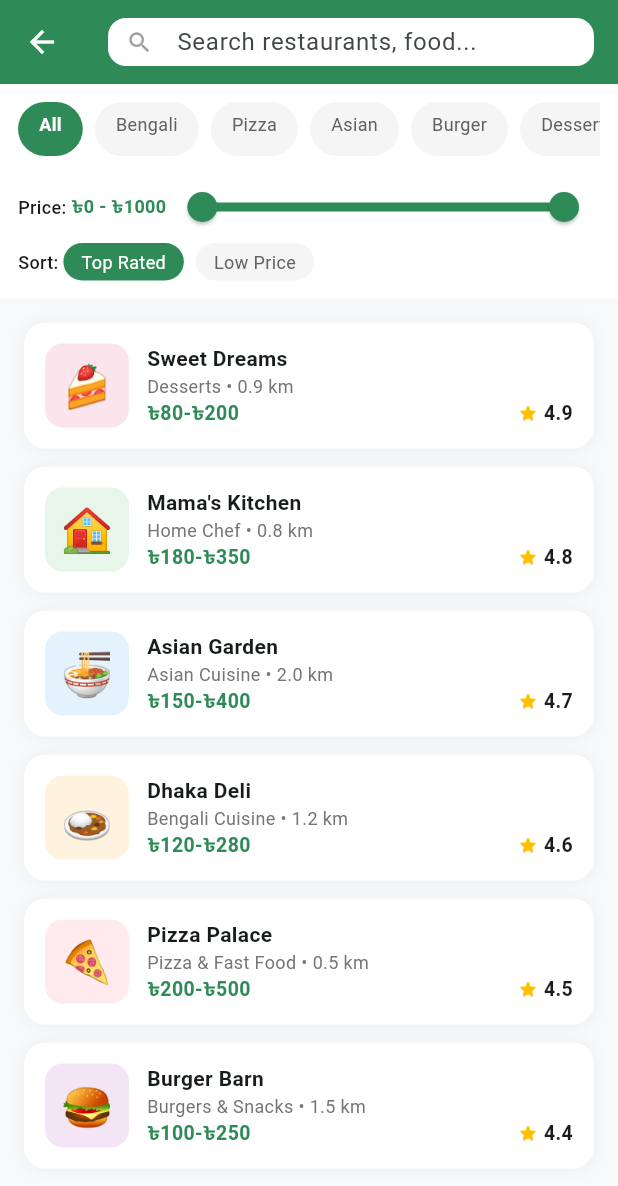
After one commit to msfahim91/localeats, a Flutter app: the SearchScreen screen opened directly, on a phone screen of 412 x 824 dp. The commit adds this screen. Shown: the top 1186 px of the screen. Run offline on Flutter 3.47's test engine with Material 3 defaults, Android fonts, the light colour scheme and no system bars; our stand-ins replace cloud_firestore, firebase_auth, firebase_core, firebase_storage, image_picker, shared_preferences; accounts and stored records are empty.

Commit message:
Add rating system and advanced search

```diff
--- /dev/null
+++ b/localeats/lib/screens/home/search_screen.dart
@@ -0,0 +1,156 @@
+import 'package:flutter/material.dart';
+import 'package:cloud_firestore/cloud_firestore.dart';
+import '../vendor/vendor_profile_screen.dart';
+
+class SearchScreen extends StatefulWidget {
+  const SearchScreen({super.key});
+  @override
+  State<SearchScreen> createState() => _SearchScreenState();
+}
+
+class _SearchScreenState extends State<SearchScreen> {
+  final _searchCtrl = TextEditingController();
+  String _query = '';
+  String _selectedCategory = 'All';
+  RangeValues _priceRange = const RangeValues(0, 1000);
+  String _sortBy = 'rating';
+
+  final List<String> _categories = ['All', 'Bengali', 'Pizza', 'Asian', 'Burger', 'Dessert', 'Fast Food'];
+  final List<Map<String, dynamic>> _demoVendors = [
+    {'id': 'v1', 'name': "Mama's Kitchen", 'type': 'Home Chef', 'distance': '0.8 km', 'rating': 4.8, 'minPrice': 180, 'maxPrice': 350, 'deliveryTime': '15-25', 'category': 'Bengali', 'emoji': '🏠', 'color': 0xFFE8F5E9, 'isDemo': true},
+    {'id': 'v2', 'name': 'Dhaka Deli', 'type': 'Bengali Cuisine', 'distance': '1.2 km', 'rating': 4.6, 'minPrice': 120, 'maxPrice': 280, 'deliveryTime': '20-30', 'category': 'Bengali', 'emoji': '🍛', 'color': 0xFFFFF3E0, 'isDemo': true},
+    {'id': 'v3', 'name': 'Pizza Palace', 'type': 'Pizza & Fast Food', 'distance': '0.5 km', 'rating': 4.5, 'minPrice': 200, 'maxPrice': 500, 'deliveryTime': '15-20', 'category': 'Pizza', 'emoji': '🍕', 'color': 0xFFFFEBEE, 'isDemo': true},
+    {'id': 'v4', 'name': 'Asian Garden', 'type': 'Asian Cuisine', 'distance': '2.0 km', 'rating': 4.7, 'minPrice': 150, 'maxPrice': 400, 'deliveryTime': '25-35', 'category': 'Asian', 'emoji': '🍜', 'color': 0xFFE3F2FD, 'isDemo': true},
+    {'id': 'v5', 'name': 'Burger Barn', 'type': 'Burgers & Snacks', 'distance': '1.5 km', 'rating': 4.4, 'minPrice': 100, 'maxPrice': 250, 'deliveryTime': '15-25', 'category': 'Burger', 'emoji': '🍔', 'color': 0xFFF3E5F5, 'isDemo': true},
+    {'id': 'v6', 'name': 'Sweet Dreams', 'type': 'Desserts', 'distance': '0.9 km', 'rating': 4.9, 'minPrice': 80, 'maxPrice': 200, 'deliveryTime': '10-20', 'category': 'Dessert', 'emoji': '🍰', 'color': 0xFFFCE4EC, 'isDemo': true},
+  ];
+
+  List<Map<String, dynamic>> _filter(List<Map<String, dynamic>> vendors) {
+    var filtered = vendors.where((v) {
+      final matchQuery = _query.isEmpty || v['name'].toString().toLowerCase().contains(_query.toLowerCase());
+      final matchCat = _selectedCategory == 'All' || v['category'] == _selectedCategory;
+      final matchPrice = (v['minPrice'] as int) >= _priceRange.start && (v['maxPrice'] as int) <= _priceRange.end;
+      return matchQuery && matchCat && matchPrice;
+    }).toList();
+
+    filtered.sort((a, b) {
+      if (_sortBy == 'rating') return (b['rating'] as double).compareTo(a['rating'] as double);
+      if (_sortBy == 'price') return (a['minPrice'] as int).compareTo(b['minPrice'] as int);
+      return 0;
+    });
+    return filtered;
+  }
+
+  @override
+  Widget build(BuildContext context) {
+    return Scaffold(
+      backgroundColor: const Color(0xFFF8F9FA),
+      appBar: AppBar(
+        backgroundColor: const Color(0xFF2E8B57), foregroundColor: Colors.white,
+        title: Container(
+          padding: const EdgeInsets.symmetric(horizontal: 12),
+          decoration: BoxDecoration(color: Colors.white, borderRadius: BorderRadius.circular(12)),
+          child: TextField(
+            controller: _searchCtrl,
+            onChanged: (v) => setState(() => _query = v),
+            decoration: const InputDecoration(hintText: 'Search restaurants, food...', border: InputBorder.none, icon: Icon(Icons.search, color: Colors.grey), isDense: true),
+          )),
+        elevation: 0,
+      ),
+      body: Column(children: [
+        // Filters
+        Container(color: Colors.white, padding: const EdgeInsets.all(12), child: Column(children: [
+          // Categories
+          SizedBox(height: 36, child: ListView.builder(
+            scrollDirection: Axis.horizontal,
+            itemCount: _categories.length,
+            itemBuilder: (_, i) {
+              final cat = _categories[i];
+              final selected = cat == _selectedCategory;
+              return GestureDetector(
+                onTap: () => setState(() => _selectedCategory = cat),
+                child: Container(margin: const EdgeInsets.only(right: 8), padding: const EdgeInsets.symmetric(horizontal: 14, vertical: 6),
+                  decoration: BoxDecoration(color: selected ? const Color(0xFF2E8B57) : Colors.grey[100], borderRadius: BorderRadius.circular(20)),
+                  child: Text(cat, style: TextStyle(color: selected ? Colors.white : Colors.grey[700], fontSize: 12, fontWeight: selected ? FontWeight.bold : FontWeight.normal))),
+              );
+            },
+          )),
+          const SizedBox(height: 10),
+          // Price range
+          Row(children: [
+            const Text('Price: ', style: TextStyle(fontSize: 12, fontWeight: FontWeight.w500)),
+            Text('৳${_priceRange.start.toInt()} - ৳${_priceRange.end.toInt()}', style: const TextStyle(fontSize: 12, color: Color(0xFF2E8B57), fontWeight: FontWeight.bold)),
+            Expanded(child: RangeSlider(
+              values: _priceRange,
+              min: 0, max: 1000,
+              activeColor: const Color(0xFF2E8B57),
+              onChanged: (v) => setState(() => _priceRange = v),
+            )),
+          ]),
+          // Sort
+          Row(children: [
+            const Text('Sort: ', style: TextStyle(fontSize: 12, fontWeight: FontWeight.w500)),
+            GestureDetector(onTap: () => setState(() => _sortBy = 'rating'),
+              child: Container(margin: const EdgeInsets.only(right: 8), padding: const EdgeInsets.symmetric(horizontal: 12, vertical: 4),
+                decoration: BoxDecoration(color: _sortBy == 'rating' ? const Color(0xFF2E8B57) : Colors.grey[100], borderRadius: BorderRadius.circular(20)),
+                child: Text('Top Rated', style: TextStyle(color: _sortBy == 'rating' ? Colors.white : Colors.grey[700], fontSize: 12)))),
+            GestureDetector(onTap: () => setState(() => _sortBy = 'price'),
+              child: Container(padding: const EdgeInsets.symmetric(horizontal: 12, vertical: 4),
+                decoration: BoxDecoration(color: _sortBy == 'price' ? const Color(0xFF2E8B57) : Colors.grey[100], borderRadius: BorderRadius.circular(20)),
+                child: Text('Low Price', style: TextStyle(color: _sortBy == 'price' ? Colors.white : Colors.grey[700], fontSize: 12)))),
+          ]),
+        ])),
+
+        // Results
+        Expanded(child: StreamBuilder<QuerySnapshot>(
+          stream: FirebaseFirestore.instance.collection('vendors').where('isActive', isEqualTo: true).where('status', isEqualTo: 'approved').snapshots(),
+          builder: (_, snap) {
+            final realVendors = (snap.data?.docs ?? []).map((doc) {
+              final d = doc.data() as Map<String, dynamic>;
+              return {'id': doc.id, 'name': d['name'] ?? '', 'type': d['category'] ?? '', 'distance': '1.0 km', 'rating': (d['rating'] ?? 0.0).toDouble(), 'minPrice': d['minPrice'] ?? 100, 'maxPrice': d['maxPrice'] ?? 500, 'deliveryTime': d['deliveryTime'] ?? '15-30', 'category': d['category'] ?? 'Bengali', 'emoji': d['emoji'] ?? '🍽️', 'color': d['color'] ?? 0xFFE8F5E9, 'isDemo': false};
+            }).toList();
+
+            final all = _filter([...realVendors, ..._demoVendors]);
+
+            if (all.isEmpty) return Center(child: Column(mainAxisAlignment: MainAxisAlignment.center, children: [
+              const Text('🔍', style: TextStyle(fontSize: 48)),
+              const SizedBox(height: 12),
+              Text('No vendors found', style: TextStyle(color: Colors.grey[600], fontSize: 16)),
+            ]));
+
+            return ListView.builder(
+              padding: const EdgeInsets.all(16),
+              itemCount: all.length,
+              itemBuilder: (_, i) => _VendorCard(vendor: all[i]),
+            );
+          },
+        )),
+      ]),
+    );
+  }
+}
+
+class _VendorCard extends StatelessWidget {
+  final Map<String, dynamic> vendor;
+  const _VendorCard({required this.vendor});
+  @override
+  Widget build(BuildContext context) => GestureDetector(
+    onTap: () => Navigator.push(context, MaterialPageRoute(builder: (_) => VendorProfileScreen(vendor: vendor))),
+    child: Container(margin: const EdgeInsets.only(bottom: 12), padding: const EdgeInsets.all(14),
+      decoration: BoxDecoration(color: Colors.white, borderRadius: BorderRadius.circular(14), boxShadow: [BoxShadow(color: Colors.black.withOpacity(0.05), blurRadius: 8)]),
+      child: Row(children: [
+        Container(width: 56, height: 56, decoration: BoxDecoration(color: Color(vendor['color'] as int), borderRadius: BorderRadius.circular(12)),
+          child: Center(child: Text(vendor['emoji'], style: const TextStyle(fontSize: 28)))),
+        const SizedBox(width: 12),
+        Expanded(child: Column(crossAxisAlignment: CrossAxisAlignment.start, children: [
+          Text(vendor['name'], style: const TextStyle(fontWeight: FontWeight.bold, fontSize: 14)),
+          Text('${vendor['type']} • ${vendor['distance']}', style: TextStyle(color: Colors.grey[600], fontSize: 12)),
+          Row(mainAxisAlignment: MainAxisAlignment.spaceBetween, children: [
+            Text('৳${vendor['minPrice']}-৳${vendor['maxPrice']}', style: const TextStyle(color: Color(0xFF2E8B57), fontWeight: FontWeight.bold, fontSize: 13)),
+            Row(children: [const Icon(Icons.star_rounded, size: 14, color: Colors.amber), Text(' ${vendor['rating']}', style: const TextStyle(fontWeight: FontWeight.bold, fontSize: 13))]),
+          ]),
+        ])),
+      ]),
+    ),
+  );
+}
```
Also changed, not shown: localeats/lib/screens/order/order_tracking_screen.dart (+18 -8 lines), localeats/lib/screens/order/rating_screen.dart (added, +124 -0 lines), localeats/pubspec.lock, 2 other files.
